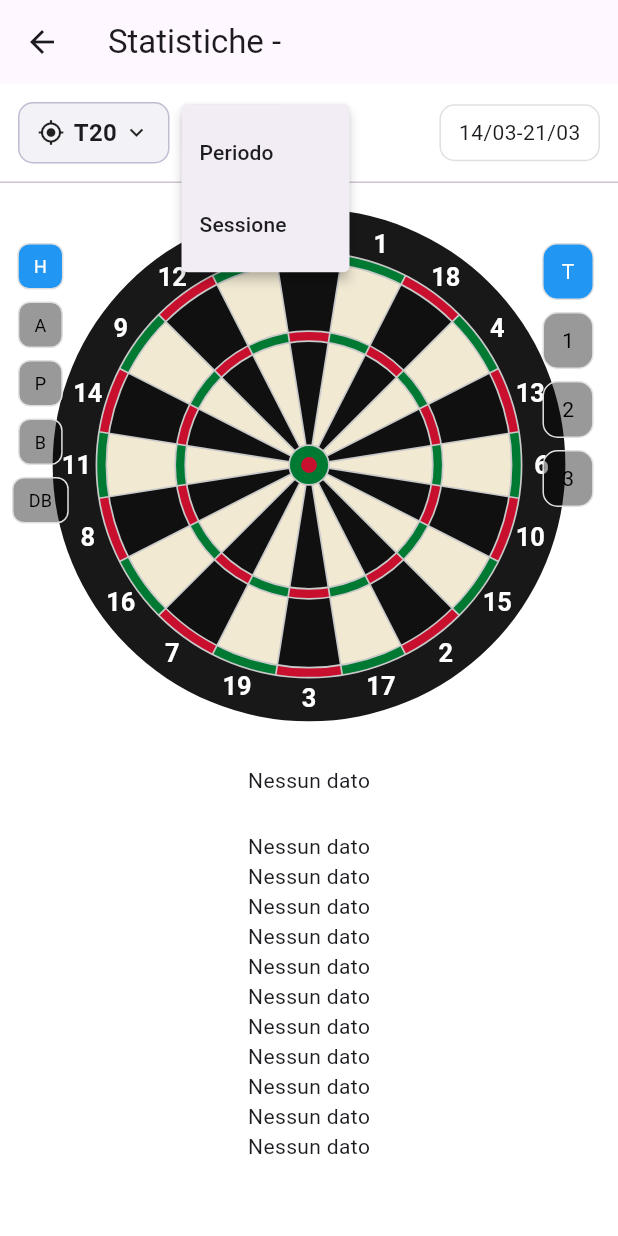
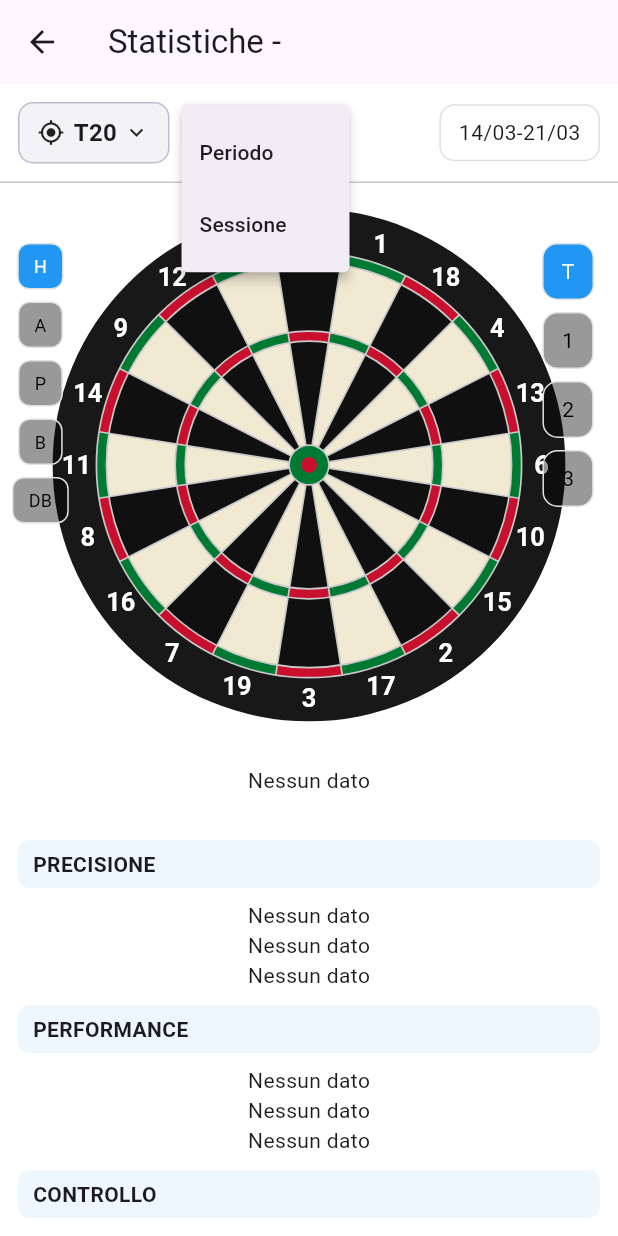
Before and after one commit to Angel96z/darts, a Flutter app: the TrainingStatsScreen screen opened directly with empty values, after a tap on "Periodo", on a phone screen of 412 x 824 dp. Run offline on Flutter 3.47's test engine with Material 3 defaults, Android fonts, the light colour scheme and no system bars; our stand-ins replace cloud_firestore, connectivity_plus, firebase_auth, firebase_core, fl_chart, shared_preferences; accounts and stored records are empty.

Commit message:
Migliora leggibilità e gerarchia UI dei TrainingCharts

```diff
--- a/lib/features/stats/presentation/pages/training_charts.dart
+++ b/lib/features/stats/presentation/pages/training_charts.dart
@@ -125,12 +125,13 @@ class TrainingCharts {
     return Column(
       children: [
         _barChart(
-          title: 'Hit per freccia',
+          title: 'Hit per freccia del turno',
           data: percentMap,
           isPercent: true,
           extraLabels: ratioMap,
-          description: 'Percentuale hit per ogni freccia del turno.',
-          tip: 'Se D3 cala vs D1, rallenta e resetta stance tra le frecce.',
+          description: 'Percentuale di hit su D1, D2 e D3.',
+          insight: 'Se D3 scende rispetto a D1, perdi stabilità nel finale.',
+          tip: 'Rallenta il ritmo e resetta la routine tra una freccia e l’altra.',
         ),
         _box(
           'Hit esatte per turno',
@@ -144,8 +145,9 @@ class TrainingCharts {
               buildTurnRow(label: '3 obiettivi', hitCount: 3),
             ],
           ),
-          description: 'Quanti turni chiudi con 1, 2 o 3 hit sul target.',
-          tip: 'Punta a far crescere i turni con 2 hit prima del 3/3.',
+          description: 'Quanti turni completi chiudi con 1, 2 o 3 hit.',
+          insight: 'La base solida è aumentare i turni da 2 hit, non solo cercare 3/3.',
+          tip: 'Lavora per rendere frequenti i turni con almeno 2 hit.',
         ),
       ],
     );
@@ -172,10 +174,11 @@ class TrainingCharts {
         .toList();
 
     return BaseChartWidget(
-      title: singleDart ? 'Trend D$selectedDart' : 'Trend turni (3 freccette)',
+      title: singleDart ? 'Hit nel tempo (D$selectedDart)' : 'Trend hit per turno',
       series: [series],
-      description: 'Andamento hit turno dopo turno.',
-      tip: 'Se la curva scende, riduci ritmo e riparti dalla routine base.',
+      description: 'Numero di hit per ogni turno da 3 freccette.',
+      insight: 'Se la linea scende stai perdendo controllo.',
+      tip: 'Rallenta il ritmo e resetta la routine base.',
       config: ChartConfig(
         minY: 0,
         maxY: singleDart ? 1 : 3,
@@ -191,7 +194,7 @@ class TrainingCharts {
             'Distanza: ${mmByTurn[index].toStringAsFixed(1)} mm';
       },
       legendText:
-          'Vedi quanti hit fai a turno. Se la linea scende, stai perdendo controllo: rallenta il ritmo e cura la routine.',
+          'Controlla la direzione generale: salita = più controllo, discesa = meno controllo.',
       rendererBuilder: (ctx) => LineChartRenderer(ctx: ctx, showDots: true),
     );
   }
@@ -209,10 +212,11 @@ class TrainingCharts {
     final hitByTurn = turns.map((t) => t.where((e) => e.sector == target).length).toList();
 
     return BaseChartWidget(
-      title: 'Trend distanza (mm)',
+      title: 'Precisione nel tempo',
       series: [series],
-      description: 'Distanza media dal target per turno.',
-      tip: 'Se i mm salgono, riduci forza e cerca rilascio morbido.',
+      description: 'Distanza media dal target in ogni turno.',
+      insight: 'Se i mm salgono, la precisione sta calando.',
+      tip: 'Riduci forza e cerca un rilascio più morbido.',
       config: ChartConfig(
         minY: 0,
         maxY: maxY == 0 ? 100 : maxY * 1.2,
@@ -227,7 +231,7 @@ class TrainingCharts {
             'Distanza: ${series.points[index].y.toStringAsFixed(1)} mm';
       },
       legendText:
-          'Vedi la distanza media dal target per turno. Se i mm salgono, riduci forza e cerca un rilascio più morbido.',
+          'Linea più bassa = migliore precisione.',
       rendererBuilder: (ctx) => LineChartRenderer(ctx: ctx, showDots: false),
     );
   }
@@ -273,7 +277,7 @@ class TrainingCharts {
     }
 
     return _box(
-      'Direzione errore',
+      'Bias direzionale',
       Column(
         crossAxisAlignment: CrossAxisAlignment.start,
         children: [
@@ -284,8 +288,9 @@ class TrainingCharts {
           row('Dispersione Y', '${stdYmm.toStringAsFixed(0)} mm'),
         ],
       ),
-      description: 'Mostra dove tende a cadere il gruppo frecce.',
-      tip: 'Se il bias è fisso, correggi setup e allineamento iniziale.',
+      description: 'Mostra dove tende a spostarsi il gruppo frecce.',
+      insight: 'Se lo spostamento è sempre nella stessa direzione, l’errore è strutturale.',
+      tip: 'Correggi setup iniziale e allineamento del corpo.',
     );
   }
   static Widget streak(List<DartThrow> throws, String target) {
@@ -366,7 +371,7 @@ class TrainingCharts {
     }
 
     return _box(
-      'Streak',
+      'Serie consecutive',
       Column(
         crossAxisAlignment: CrossAxisAlignment.start,
         children: [
@@ -377,8 +382,9 @@ class TrainingCharts {
           row('3 hit', best3),
         ],
       ),
-      description: 'Miglior serie consecutiva di hit tra freccette e turni.',
-      tip: 'Difendi serie brevi e stabili prima di cercare streak lunghi.',
+      description: 'Miglior serie di hit consecutive su freccette e turni.',
+      insight: 'Serie corte ma frequenti indicano controllo reale.',
+      tip: 'Difendi serie brevi e stabili prima di cercare sequenze lunghe.',
     );
   }
 
@@ -461,8 +467,9 @@ class TrainingCharts {
           ),
         ],
       ),
-      description: 'Indice unico da hit, precisione e consistenza.',
-      tip: 'Lavora prima sulla metrica più bassa tra le tre.',
+      description: 'Sintesi unica di hit, precisione e consistenza.',
+      insight: 'La metrica più bassa è il tuo collo di bottiglia.',
+      tip: 'Allena prima la metrica più bassa tra le tre.',
     );
   }
 
@@ -490,10 +497,11 @@ class TrainingCharts {
     final series = ChartDataSource.relationalSeries(metrics);
 
     return BaseChartWidget(
-      title: 'Analisi completa',
+      title: 'Confronto performance',
       series: series,
-      description: 'Confronto tra hit, precisione e consistenza per turno.',
-      tip: 'Allena la linea più instabile nella prossima sessione.',
+      description: 'Confronto tra hit, precisione e consistenza turno per turno.',
+      insight: 'La linea più instabile è la priorità tecnica.',
+      tip: 'Nella prossima sessione lavora sulla linea più instabile.',
       config: const ChartConfig(
         minY: 0,
         maxY: 100,
@@ -522,7 +530,7 @@ class TrainingCharts {
             'Distanza: ${m.avgMm.toStringAsFixed(1)} mm';
       },
       legendText:
-      'Confronti hit, precisione e consistenza. Se una linea cala spesso, concentra il lavoro su quella metrica nella prossima sessione.',
+      'Confronta le tre linee e trova subito la metrica più fragile.',
       rendererBuilder: (ctx) => MultiLineChartRenderer(ctx: ctx),
 
     );
@@ -564,7 +572,7 @@ class TrainingCharts {
     final deltaConsistency = best.consistencyNorm - worst.consistencyNorm;
 
     return _box(
-      'Best vs Worst',
+      'Migliore vs peggiore',
       Column(
         crossAxisAlignment: CrossAxisAlignment.start,
         children: [
@@ -587,8 +595,9 @@ class TrainingCharts {
           Text('${signed(deltaConsistency, unit: '%')} consistency'),
         ],
       ),
-      description: 'Confronto rapido tra turno migliore e peggiore.',
-      tip: 'Replica routine del BEST e correggi subito l’errore del WORST.',
+      description: 'Confronto diretto tra turno migliore e peggiore.',
+      insight: 'Il delta mostra dove perdi più punti: hit, distanza o consistenza.',
+      tip: 'Replica la routine del turno migliore e correggi subito l’errore principale.',
     );
   }
 
@@ -615,10 +624,11 @@ class TrainingCharts {
         .toList();
 
     return BaseChartWidget(
-      title: 'Trend consistenza',
+      title: 'Controllo nel tempo',
       series: [series],
-      description: 'Stabilità tra frecce per ogni turno.',
-      tip: 'Linea piatta alta: mantieni stessa routine e stesso tempo.',
+      description: 'Stabilità delle 3 frecce in ogni turno.',
+      insight: 'Linea alta e stabile = esecuzione sotto controllo.',
+      tip: 'Mantieni stesso ritmo e stessa routine nei turni migliori.',
       config: const ChartConfig(minY: 0, maxY: 100, yInterval: 20, xInterval: 1),
       tooltipBuilder: (index) {
         if (index < 0 || index >= points.length) return '';
@@ -626,7 +636,7 @@ class TrainingCharts {
             'Hit: ${hitByTurn[index]}\n'
             'Distanza: ${mmByTurn[index].toStringAsFixed(1)} mm';
       },
-      legendText: 'Più è alta e stabile, più controlli l’esecuzione.',
+      legendText: 'Più la linea resta alta, più il gesto è ripetibile.',
       rendererBuilder: (ctx) => LineChartRenderer(ctx: ctx, showDots: false),
     );
   }
@@ -789,7 +799,7 @@ class TrainingCharts {
     }
 
     return _box(
-      'Distanza dal target',
+      'Analisi distanza dal target',
       Column(
         crossAxisAlignment: CrossAxisAlignment.start,
         children: [
@@ -800,8 +810,9 @@ class TrainingCharts {
           row('D3', d3),
         ],
       ),
-      description: 'Media distanza totale e per freccia D1-D2-D3.',
-      tip: 'Se D3 peggiora, prenditi un micro reset prima del lancio.',
+      description: 'Distanza media totale e per freccia D1, D2, D3.',
+      insight: 'Se una freccia è molto peggiore delle altre, c’è un problema di ritmo o postura.',
+      tip: 'Inserisci un micro-reset prima della freccia più debole.',
     );
   }
   static Widget ringDistribution(List<DartThrow> throws, String target) {
@@ -810,7 +821,7 @@ class TrainingCharts {
     final stats = _buildSectorStats(throws);
 
     return _box(
-      'Distribuzione settori',
+      'Distribuzione colpi',
       SizedBox(
         height: 400,
         child: TrainingSectorHits(
@@ -819,8 +830,9 @@ class TrainingCharts {
           totalThrows: throws.length,
         ),
       ),
-      description: 'Distribuzione lanci tra settori e moltiplicatori.',
-      tip: 'Concentra il lavoro sui settori con hit più basse.',
+      description: 'Dove finiscono i lanci tra settori e moltiplicatori.',
+      insight: 'I settori più frequenti fuori target mostrano la tua deriva tipica.',
+      tip: 'Allena prima i settori dove sbagli più spesso.',
     );
   }
   static Map<String, Map<String, int>> _buildSectorStats(List<DartThrow> throws) {
@@ -888,6 +900,7 @@ class TrainingCharts {
     bool isPercent = false,
     Map<String, String>? extraLabels,
     String? description,
+    String? insight,
     String? tip,
   }) {
     if (data.isEmpty) return _empty();
@@ -942,6 +955,7 @@ class TrainingCharts {
         }).toList(),
       ),
       description: description,
+      insight: insight,
       tip: tip,
     );
   }
@@ -950,6 +964,7 @@ class TrainingCharts {
     String title,
     Widget child, {
     String? description,
+    String? insight,
     String? tip,
   }) {
     return Container(
@@ -964,14 +979,30 @@ class TrainingCharts {
         crossAxisAlignment: CrossAxisAlignment.start,
         mainAxisSize: MainAxisSize.min,
         children: [
-          Text(title, style: const TextStyle(fontWeight: FontWeight.bold)),
+          Text(
+            title,
+            style: const TextStyle(fontWeight: FontWeight.bold, fontSize: 17),
+          ),
           if (description != null) ...[
             const SizedBox(height: 4),
-            Text(description, style: TextStyle(color: Colors.grey.shade700)),
+            Text(
+              description,
+              style: TextStyle(color: Colors.grey.shade600, fontSize: 12),
+            ),
+          ],
+          if (insight != null) ...[
+            const SizedBox(height: 8),
+            Text('Cosa guardare: $insight'),
           ],
           if (tip != null) ...[
-            const SizedBox(height: 2),
-            Text('Azione: $tip', style: const TextStyle(fontWeight: FontWeight.w500)),
+            const SizedBox(height: 6),
+            Text(
+              'Cosa fare: $tip',
+              style: const TextStyle(
+                fontWeight: FontWeight.w700,
+                color: Colors.blue,
+              ),
+            ),
           ],
           const SizedBox(height: 8),
           child,
@@ -1108,6 +1139,7 @@ class BaseChartWidget extends StatefulWidget {
   final List<ChartSeries> series;
   final ChartConfig config;
   final String? description;
+  final String? insight;
   final String? tip;
   final String Function(int index)? tooltipBuilder;
   final List<ChartRange> highlightedRanges;
@@ -1119,6 +1151,7 @@ class BaseChartWidget extends StatefulWidget {
   required this.series,
   required this.config,
   this.description,
+  this.insight,
   this.tip,
   this.legendText = '',
   this.rendererBuilder = _defaultRenderer,
@@ -1320,13 +1353,14 @@ class _BaseChartWidgetState extends State<BaseChartWidget> {
                   color: Colors.grey.shade100,
                   borderRadius: BorderRadius.circular(8),
                 ),
-                child: Text(_tooltipText ?? 'Passa il mouse sul grafico per dettagli'),
+                child: Text(_tooltipText ?? 'Tocca un punto del grafico per vedere Turno, Hit e Distanza'),
               ),
               const SizedBox(height: 8),
               _SimpleLegend(series: widget.series, text: widget.legendText),
             ],
           ),
           description: widget.description,
+          insight: widget.insight,
           tip: widget.tip,
         );
       },
--- a/lib/features/stats/presentation/pages/training_stats_screen.dart
+++ b/lib/features/stats/presentation/pages/training_stats_screen.dart
@@ -514,22 +514,45 @@ class _TrainingStatsScreenState extends State<TrainingStatsScreen> {
       padding: const EdgeInsets.all(12),
       child: Column(
         children: [
+          _clusterTitle('PRECISIONE'),
+          TrainingCharts.mmTrend(throws, _target),
+          TrainingCharts.distanceAnalysis(throws, _target),
+          TrainingCharts.directionalBias(throws),
+          const SizedBox(height: 4),
+          _clusterTitle('PERFORMANCE'),
+          TrainingCharts.hitTrend(throws, _target),
           TrainingCharts.dartBreakdown(throws, _target),
-          TrainingCharts.hitTrend(throws, _target),
           TrainingCharts.streak(throws, _target),
-          TrainingCharts.distanceAnalysis(throws, _target),
-          TrainingCharts.mmTrend(throws, _target),
+          const SizedBox(height: 4),
+          _clusterTitle('CONTROLLO'),
           TrainingCharts.consistencyTrend(throws, _target),
-          TrainingCharts.directionalBias(throws),
-          TrainingCharts.performanceScore(throws, _target),
           TrainingCharts.relationalPerformance(
             throws,
             _target,
             showSessionTime: _mode == StatsMode.period,
           ),
+          const SizedBox(height: 4),
+          _clusterTitle('RIEPILOGO'),
+          TrainingCharts.performanceScore(throws, _target),
           TrainingCharts.bestWorstAnalysis(throws, _target),
           TrainingCharts.ringDistribution(throws, _target),
         ],
+      ),
+    );
+  }
+
+  Widget _clusterTitle(String title) {
+    return Container(
+      width: double.infinity,
+      margin: const EdgeInsets.only(bottom: 8, top: 6),
+      padding: const EdgeInsets.symmetric(horizontal: 10, vertical: 6),
+      decoration: BoxDecoration(
+        color: Colors.blue.withOpacity(0.08),
+        borderRadius: BorderRadius.circular(8),
+      ),
+      child: Text(
+        title,
+        style: const TextStyle(fontWeight: FontWeight.w700),
       ),
     );
   }
```
